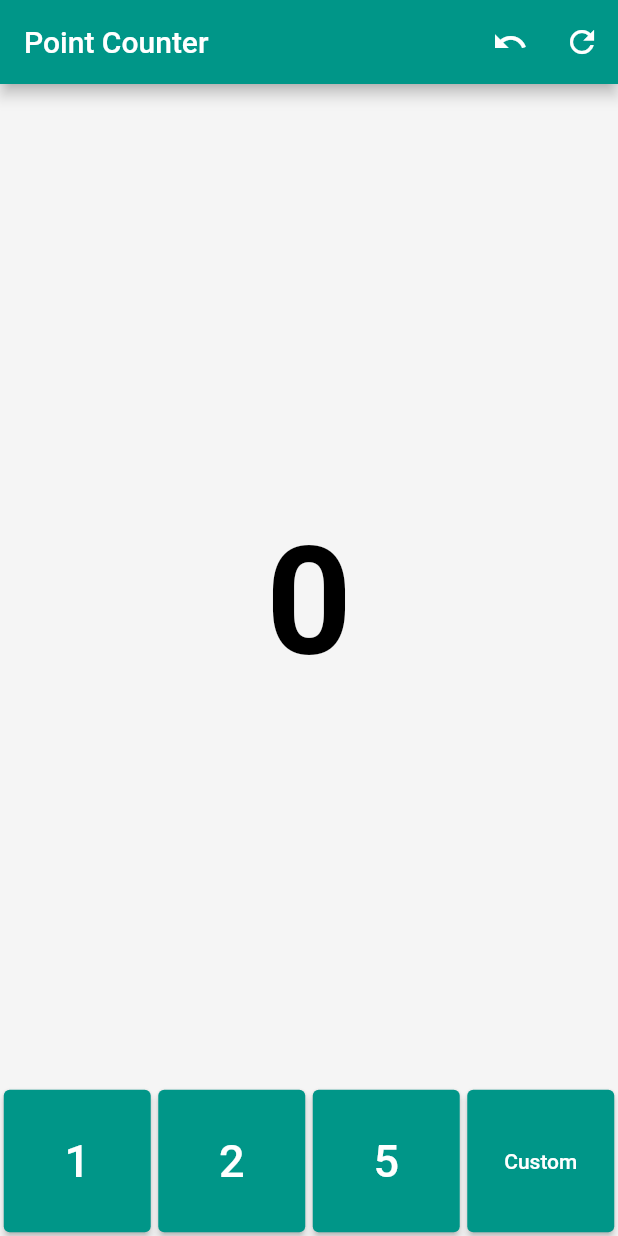
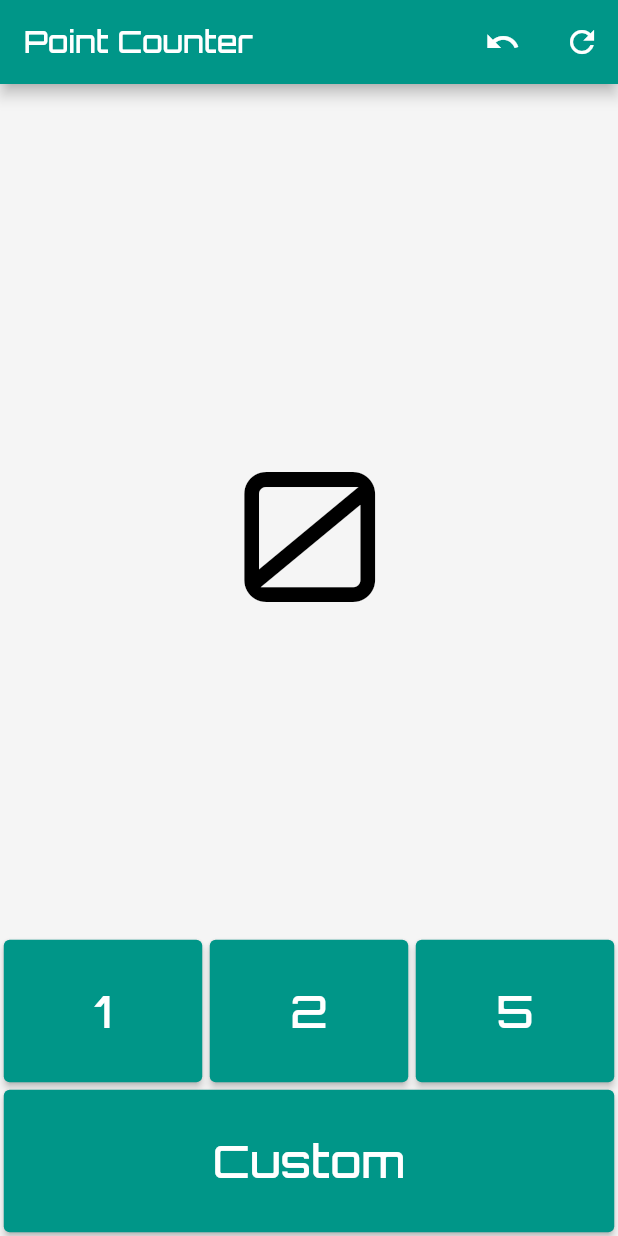
Before and after one commit to Wolgamonox/point-counter, a Flutter app: the screen it shows after launch, on a phone screen of 412 x 824 dp. Run offline on Flutter 3.47's test engine with Material 2 defaults, Android fonts, the phone set to English and light mode, and no system bars; our stand-ins replace google_fonts.

Commit message:
modified style

```diff
--- a/lib/main.dart
+++ b/lib/main.dart
@@ -1,7 +1,8 @@
 import 'dart:collection';
 
 import 'package:flutter/material.dart';
-import 'package:flutter/foundation.dart' show kIsWeb;
+
+import 'package:google_fonts/google_fonts.dart';
 
 void main() {
   runApp(const MyApp());
@@ -13,10 +14,10 @@ class MyApp extends StatelessWidget {
   @override
   Widget build(BuildContext context) {
     return MaterialApp(
-      debugShowCheckedModeBanner: false,
       title: 'Point counter',
       theme: ThemeData(
         primarySwatch: Colors.teal,
+        textTheme: GoogleFonts.orbitronTextTheme(),
       ),
       home: const HomePage(title: 'Point Counter'),
     );
@@ -37,7 +38,7 @@ class _HomePageState extends State<HomePage>
     with SingleTickerProviderStateMixin {
   int _counter = 0;
 
-  int undoQueueSize = 5;
+  int undoQueueSize = 10;
   final Queue<int> _lastNumbers = Queue<int>();
 
   void _updateLastNumbers(int number) {
@@ -66,6 +67,7 @@ class _HomePageState extends State<HomePage>
   }
 
   void _resetCounter() {
+    _updateLastNumbers(_counter);
     setState(() {
       _counter = 0;
     });
@@ -94,12 +96,18 @@ class _HomePageState extends State<HomePage>
   Widget build(BuildContext context) {
     return Scaffold(
       appBar: AppBar(
-        title: Text(widget.title),
+        title: Text(
+          widget.title,
+          style: const TextStyle(
+            fontSize: 20,
+          ),
+        ),
         actions: <Widget>[
           IconButton(
             onPressed: _undo,
             icon: const Icon(Icons.undo),
           ),
+          const SizedBox(width: 5.0),
           IconButton(
             icon: const Icon(Icons.refresh),
             onPressed: _resetCounter,
@@ -122,8 +130,7 @@ class _HomePageState extends State<HomePage>
                   child: Text(
                     '$_counter',
                     style: const TextStyle(
-                      fontSize: 100.0,
-                      fontWeight: FontWeight.bold,
+                      fontSize: 120.0,
                       color: Colors.black,
                     ),
                   ),
@@ -139,6 +146,15 @@ class _HomePageState extends State<HomePage>
                     SimpleAddButton(number: 1, addFunc: _addToCounter),
                     SimpleAddButton(number: 2, addFunc: _addToCounter),
                     SimpleAddButton(number: 5, addFunc: _addToCounter),
+                  ],
+                ),
+              ),
+              SizedBox(
+                height: 100,
+                child: Row(
+                  mainAxisAlignment: MainAxisAlignment.spaceEvenly,
+                  crossAxisAlignment: CrossAxisAlignment.stretch,
+                  children: <Widget>[
                     CustomAddButton(addFunc: _addToCounter),
                   ],
                 ),
@@ -247,7 +263,7 @@ class _CustomAddButtonState extends State<CustomAddButton> {
           child: const Text(
             "Custom",
             style: TextStyle(
-              fontSize: kIsWeb ? 24 : 14,
+              fontSize: 30,
             ),
             softWrap: false,
           ),
--- a/pubspec.yaml
+++ b/pubspec.yaml
@@ -14,6 +14,7 @@ dependencies:
 
 
   cupertino_icons: ^1.0.2
+  google_fonts: ^3.0.1
 
 dev_dependencies:
   flutter_test:
```
Also changed, not shown: assets/images/icon.png, pubspec.lock, 20 other files.
